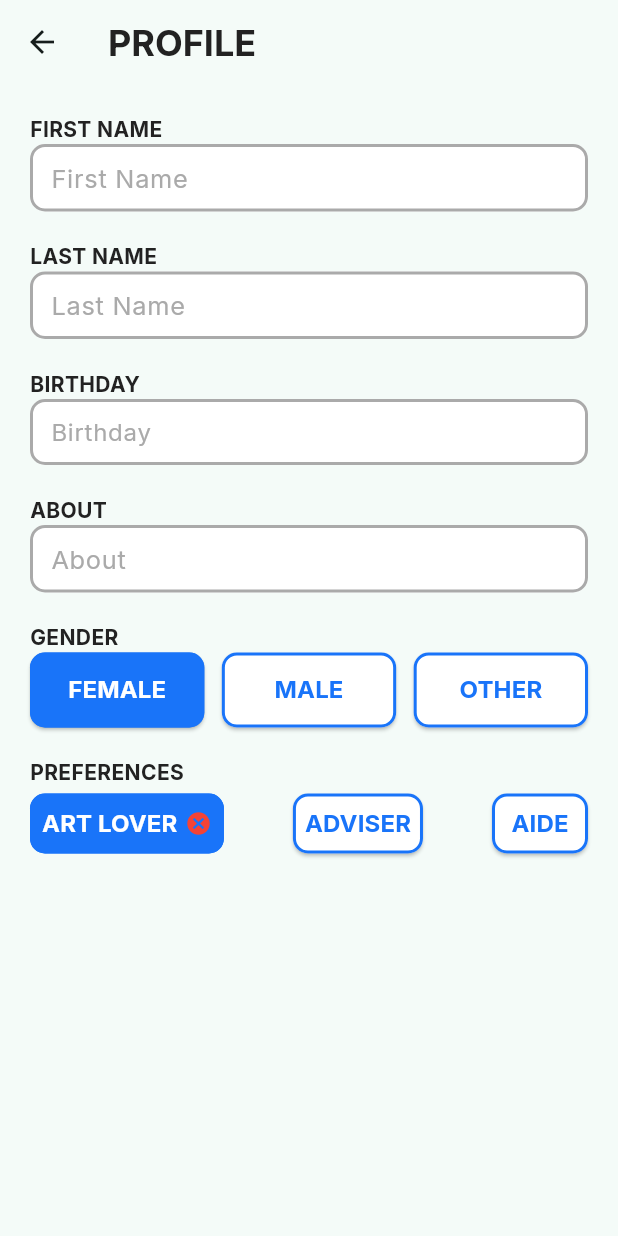
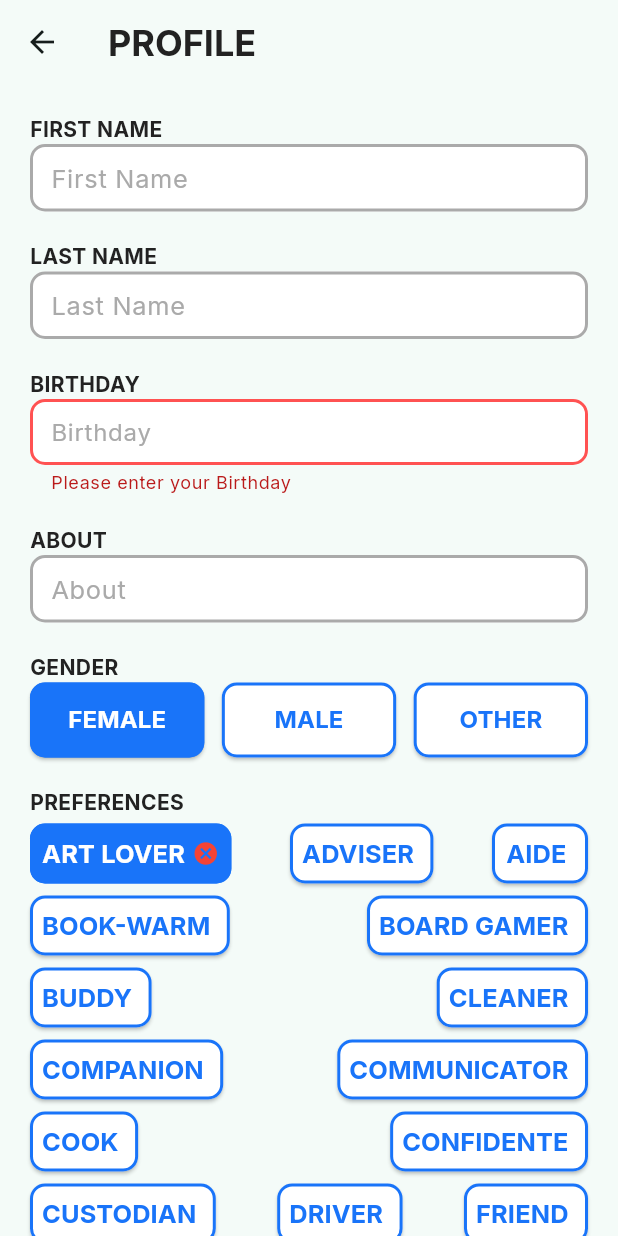
Before and after one commit to LakshithWithana/seniorcompanion, a Flutter app: the ProfileView screen opened directly, after a tap on "ART LOVER", on a phone screen of 412 x 824 dp. Run offline on Flutter 3.47's test engine with Material 2 defaults, Android fonts, the phone set to English and light mode, and no system bars; our stand-ins replace bloc, cloud_firestore, dartz, datetime_picker_formfield_new, easy_localization, email_validator and 10 more; missing offline and left inert: flow_builder; accounts and stored records are empty; statements that could not run were skipped.

Commit message:
profile completed without profile pic

```diff
--- a/assets/translations/en.json
+++ b/assets/translations/en.json
@@ -29,7 +29,7 @@
     "bookWarm": "Book-Warm",
     "boardGamer": "Board Gamer",
     "buddy": "Buddy",
-    "Cleaner": "Cleaner",
+    "cleaner": "Cleaner",
     "companion": "Companion",
     "communicator": "Communicator",
     "cook": "Cook",
--- a/lib/app/data/data_provider/auth_data_provider_impl.dart
+++ b/lib/app/data/data_provider/auth_data_provider_impl.dart
@@ -42,7 +42,7 @@ class AuthDataProviderImpl implements AuthDataProvider {
     final user = _firebaseAuth.currentUser;
 
     // If refresh is set to true, a refresh of the id token is forced.
-    final idTokenResult = await user?.getIdTokenResult();
+    final idTokenResult = await user?.getIdTokenResult(true);
 
     return idTokenResult?.claims;
   }
@@ -50,6 +50,7 @@ class AuthDataProviderImpl implements AuthDataProvider {
   @override
   Future<SCUser> getUserFromFirebaseUser(
       firebase_auth.User? firebaseUser) async {
+    await Future.delayed(const Duration(milliseconds: 4000));
     final claims = (await userClaims);
     if (claims != null) {
       if (firebaseUser != null) {
@@ -96,7 +97,7 @@ class AuthDataProviderImpl implements AuthDataProvider {
 
   @override
   Stream<SCUser> get scUser {
-    return _firebaseAuth.authStateChanges().asyncMap(getUserFromFirebaseUser);
+    return _firebaseAuth.idTokenChanges().asyncMap(getUserFromFirebaseUser);
   }
 
   @override
--- a/lib/app/data/failures/signup_with_email_and_password_failure.dart
+++ b/lib/app/data/failures/signup_with_email_and_password_failure.dart
@@ -15,7 +15,7 @@ class SignUpWithEmailAndPasswordFailure implements Exception {
         return const SignUpWithEmailAndPasswordFailure(
           'Email is not valid or badly formatted.',
         );
-      case 'credentials-already-in-use':
+      case 'email-already-in-use':
         return const SignUpWithEmailAndPasswordFailure(
           'This email already exists in the system. Please use another email to register.',
         );
--- a/lib/core/shared/widgets/custom_date_picker.dart
+++ b/lib/core/shared/widgets/custom_date_picker.dart
@@ -71,7 +71,7 @@ class _CustomDatePickerState extends State<CustomDatePicker> {
                     context: context,
                     firstDate: DateTime(1900),
                     initialDate: currentValue ?? DateTime.now(),
-                    lastDate: DateTime(2100),
+                    lastDate: DateTime.now(),
                   );
                 },
                 validator: widget.validator,
--- a/lib/features/authentication/login/presentation/pages/login_view.dart
+++ b/lib/features/authentication/login/presentation/pages/login_view.dart
@@ -28,7 +28,6 @@ class LoginView extends StatelessWidget {
               ),
             );
         }
-        // else if (state.status == FormzSubmissionStatus.success) {}
       },
       child: Scaffold(
         appBar: AppBar(
--- a/lib/features/authentication/signup/presentation/pages/signup_view.dart
+++ b/lib/features/authentication/signup/presentation/pages/signup_view.dart
@@ -24,7 +24,7 @@ class _SignupViewState extends State<SignupView> {
   @override
   Widget build(BuildContext context) {
     return BlocListener<SignupCubit, SignupState>(
-      listener: (context, state) {
+      listener: (context, state) async {
         if (state.status == FormzSubmissionStatus.failure) {
           ScaffoldMessenger.of(context)
             ..hideCurrentSnackBar()
@@ -33,8 +33,10 @@ class _SignupViewState extends State<SignupView> {
                 content: Text(state.errorMessage ?? "Signup Failed"),
               ),
             );
+        } else if (state.status == FormzSubmissionStatus.success) {
+          await Future.delayed(const Duration(milliseconds: 5000));
+          Navigator.pop(context);
         }
-        // else if (state.status == FormzSubmissionStatus.success) {}
       },
       child: Scaffold(
         appBar: AppBar(
--- a/lib/features/authentication/signup/presentation/widgets/signup_button_widget.dart
+++ b/lib/features/authentication/signup/presentation/widgets/signup_button_widget.dart
@@ -14,19 +14,21 @@ class SignupButtonWidget extends StatelessWidget {
   Widget build(BuildContext context) {
     return BlocBuilder<SignupCubit, SignupState>(
       buildWhen: (previous, current) =>
-          (previous.status != current.status) ||
-          (previous.validated != current.validated),
+          (previous.status != current.status) || (current.validated == true),
       builder: (context, state) {
-        return (state.status == FormzSubmissionStatus.inProgress)
+        return (state.status == FormzSubmissionStatus.inProgress ||
+                state.status == FormzSubmissionStatus.success)
             ? const Center(child: CircularProgressIndicator())
             : CustomElevatedButton(
                 key: const Key("signup_form_signup_button"),
                 backgroundColor: mainColor,
                 label: "signup".tr(),
                 onPressed: state.validated
-                    ? () => context
-                        .read<SignupCubit>()
-                        .registerWithEmailAndPassword()
+                    ? () {
+                        context
+                            .read<SignupCubit>()
+                            .registerWithEmailAndPassword();
+                      }
                     : null,
               );
       },
--- a/lib/features/profile/cubit/profile_cubit.dart
+++ b/lib/features/profile/cubit/profile_cubit.dart
@@ -22,7 +22,6 @@ class ProfileCubit extends Cubit<ProfileState> {
         validated: Formz.validate([
           firstName,
           state.lastName,
-          state.birthday,
           state.about,
         ]),
         status: FormzSubmissionStatus.initial,
@@ -38,7 +37,6 @@ class ProfileCubit extends Cubit<ProfileState> {
         validated: Formz.validate([
           lastName,
           state.firstName,
-          state.birthday,
           state.about,
         ]),
         status: FormzSubmissionStatus.initial,
@@ -47,11 +45,9 @@ class ProfileCubit extends Cubit<ProfileState> {
   }
 
   void birthdayChanged(String value) {
-    final birthday = GeneralField.dirty(value);
     emit(state.copyWith(
-      birthday: birthday,
-      validated: Formz.validate(
-          [birthday, state.firstName, state.lastName, state.about]),
+      birthday: value.split(" ").first,
+      validated: state.birthday == "" ? false : true,
       status: FormzSubmissionStatus.initial,
     ));
   }
@@ -60,8 +56,7 @@ class ProfileCubit extends Cubit<ProfileState> {
     final about = GeneralField.dirty(value);
     emit(state.copyWith(
       about: about,
-      validated: Formz.validate(
-          [about, state.firstName, state.lastName, state.birthday]),
+      validated: Formz.validate([about, state.firstName, state.lastName]),
       status: FormzSubmissionStatus.initial,
     ));
   }
@@ -73,11 +68,20 @@ class ProfileCubit extends Cubit<ProfileState> {
     ));
   }
 
-  final List<String> preferencesList = [];
-  void preferencesSelection(String preferences) {
+  List<String> preferencesList = [];
+  void addPreferencesSelection(String preferences) {
     preferencesList.add(preferences);
     emit(state.copyWith(
-      preferences: preferencesList,
+      preferences: List.from(preferencesList),
+      status: FormzSubmissionStatus.initial,
+    ));
+  }
+
+  void removePreferencesSelection(String preferences) {
+    // List<String> preferencesList = [];
+    preferencesList.remove(preferences);
+    emit(state.copyWith(
+      preferences: List.from(preferencesList),
       status: FormzSubmissionStatus.initial,
     ));
   }
--- a/lib/features/profile/cubit/profile_state.dart
+++ b/lib/features/profile/cubit/profile_state.dart
@@ -4,10 +4,10 @@ class ProfileState extends Equatable {
   const ProfileState({
     this.firstName = const GeneralField.pure(),
     this.lastName = const GeneralField.pure(),
-    this.birthday = const GeneralField.pure(),
+    this.birthday = " ",
     this.about = const GeneralField.pure(),
     this.gender = "female",
-    this.preferences = const [],
+    this.preferences = const <String>[],
     this.validated = false,
     this.status = FormzSubmissionStatus.initial,
     this.errorMessage,
@@ -15,7 +15,7 @@ class ProfileState extends Equatable {
 
   final GeneralField firstName;
   final GeneralField lastName;
-  final GeneralField birthday;
+  final String birthday;
   final GeneralField about;
   final String gender;
   final List<String> preferences;
@@ -38,7 +38,7 @@ class ProfileState extends Equatable {
   ProfileState copyWith({
     GeneralField? firstName,
     GeneralField? lastName,
-    GeneralField? birthday,
+    String? birthday,
     GeneralField? about,
     String? gender,
     List<String>? preferences,
--- a/lib/features/profile/data/data_provider/profile_data_provider.dart
+++ b/lib/features/profile/data/data_provider/profile_data_provider.dart
@@ -5,7 +5,7 @@ abstract class ProfileDataProvider {
   Future<Unit> updateUserProfileData({
     required GeneralField firstName,
     required GeneralField lastName,
-    required GeneralField birthday,
+    required String birthday,
     required GeneralField about,
     required String gender,
     required List<String> preferences,
--- a/lib/features/profile/data/data_provider/profile_data_provider_impl.dart
+++ b/lib/features/profile/data/data_provider/profile_data_provider_impl.dart
@@ -23,7 +23,7 @@ class ProfileDataProviderImpl implements ProfileDataProvider {
   Future<Unit> updateUserProfileData({
     required GeneralField firstName,
     required GeneralField lastName,
-    required GeneralField birthday,
+    required String birthday,
     required GeneralField about,
     required String gender,
     required List<String> preferences,
@@ -36,10 +36,10 @@ class ProfileDataProviderImpl implements ProfileDataProvider {
           .collection(FirebaseConstants.usersCollectionName)
           .doc(user.uid)
           .update({
-        "firstName": firstName,
-        "lastName": lastName,
+        "firstName": firstName.value,
+        "lastName": lastName.value,
         "birthday": birthday,
-        "about": about,
+        "about": about.value,
         "gender": gender,
         "preferences": preferences,
         "profilePicURL": "",
--- a/lib/features/profile/data/repositories/profile_repository.dart
+++ b/lib/features/profile/data/repositories/profile_repository.dart
@@ -5,7 +5,7 @@ abstract class ProfileRepository {
   Future<Either<String, Unit>> updateUserProfileData({
     required GeneralField firstName,
     required GeneralField lastName,
-    required GeneralField birthday,
+    required String birthday,
     required GeneralField about,
     required String gender,
     required List<String> preferences,
--- a/lib/features/profile/data/repositories/profile_repository_impl.dart
+++ b/lib/features/profile/data/repositories/profile_repository_impl.dart
@@ -13,7 +13,7 @@ class ProfileRepositoryImpl extends ProfileRepository {
   Future<Either<String, Unit>> updateUserProfileData({
     required GeneralField firstName,
     required GeneralField lastName,
-    required GeneralField birthday,
+    required String birthday,
     required GeneralField about,
     required String gender,
     required List<String> preferences,
--- a/lib/features/profile/presentation/pages/profile_page.dart
+++ b/lib/features/profile/presentation/pages/profile_page.dart
@@ -19,6 +19,7 @@ class ProfilePage extends StatelessWidget {
           create: (context) => ProfileCubit(
             profileRepository: locator<ProfileRepository>(),
           ),
+          lazy: false,
         ),
       ],
       child: const ProfileView(),
--- a/lib/features/profile/presentation/pages/profile_view.dart
+++ b/lib/features/profile/presentation/pages/profile_view.dart
@@ -8,6 +8,7 @@ import 'package:seniorcompanion/features/profile/presentation/widgets/first_name
 import 'package:seniorcompanion/features/profile/presentation/widgets/gender_selection_widget.dart';
 import 'package:seniorcompanion/features/profile/presentation/widgets/last_name_input_widget.dart';
 import 'package:seniorcompanion/features/profile/presentation/widgets/preferences_selecter_widget.dart';
+import 'package:seniorcompanion/features/profile/presentation/widgets/save_button_widget.dart';
 
 import '../../../../core/shared/widgets/custom_text.dart';
 import '../../cubit/profile_cubit.dart';
@@ -39,9 +40,9 @@ class ProfileView extends StatelessWidget {
             fontWeight: FontWeight.bold,
           ),
         ),
-        body: const Padding(
-          padding: EdgeInsets.all(20.0),
-          child: SingleChildScrollView(
+        body: const SingleChildScrollView(
+          child: Padding(
+            padding: EdgeInsets.all(20.0),
             child: Column(
               crossAxisAlignment: CrossAxisAlignment.start,
               children: [
@@ -55,6 +56,8 @@ class ProfileView extends StatelessWidget {
                     GenderSelecterWidget(),
                     SizedBox(height: 20.0),
                     PreferencesSelecterWidget(),
+                    SizedBox(height: 40.0),
+                    SaveButtonWidget(),
                   ],
                 ),
               ],
--- a/lib/features/profile/presentation/widgets/birthday_input_widget.dart
+++ b/lib/features/profile/presentation/widgets/birthday_input_widget.dart
@@ -21,9 +21,7 @@ class BirthdayInputWidget extends StatelessWidget {
           onChanged: (birthday) =>
               context.read<ProfileCubit>().birthdayChanged(birthday.toString()),
           keyboardType: TextInputType.none,
-          errorText: state.birthday.isNotValid && state.birthday.value != ""
-              ? "Please enter your Birthday"
-              : null,
+          errorText: !state.validated ? "Please enter your Birthday" : null,
         );
       },
     );
--- a/lib/features/profile/presentation/widgets/preferences_selecter_widget.dart
+++ b/lib/features/profile/presentation/widgets/preferences_selecter_widget.dart
@@ -1,6 +1,7 @@
 import 'package:easy_localization/easy_localization.dart';
 import 'package:flutter/material.dart';
 import 'package:flutter_bloc/flutter_bloc.dart';
+import 'package:flutter_screenutil/flutter_screenutil.dart';
 import 'package:seniorcompanion/features/profile/cubit/profile_cubit.dart';
 
 import '../../../../../core/constants/colors.dart';
@@ -11,10 +12,6 @@ class PreferencesSelecterWidget extends StatelessWidget {
 
   @override
   Widget build(BuildContext context) {
-    return BlocBuilder<ProfileCubit, ProfileState>(
-      buildWhen: (previous, current) =>
-          previous.preferences != current.preferences,
-      builder: (context, state) {
     return Column(
       key: const Key("profile_form_preferences_selecter"),
       crossAxisAlignment: CrossAxisAlignment.start,
@@ -24,23 +21,130 @@ class PreferencesSelecterWidget extends StatelessWidget {
           fontSize: 14.0,
           fontWeight: FontWeight.bold,
         ),
-            Row(
+        const Row(
           mainAxisAlignment: MainAxisAlignment.spaceBetween,
           children: [
-                ElevatedButton(
-                  onPressed: state.preferences.contains("artLover".tr())
+            SingleItem(name: "artLover"),
+            SingleItem(name: "adviser"),
+            SingleItem(name: "aide"),
+          ],
+        ),
+        const Row(
+          mainAxisAlignment: MainAxisAlignment.spaceBetween,
+          children: [
+            SingleItem(name: "bookWarm"),
+            SingleItem(name: "boardGamer"),
+          ],
+        ),
+        const Row(
+          mainAxisAlignment: MainAxisAlignment.spaceBetween,
+          children: [
+            SingleItem(name: "buddy"),
+            SingleItem(name: "cleaner"),
+          ],
+        ),
+        const Row(
+          mainAxisAlignment: MainAxisAlignment.spaceBetween,
+          children: [
+            SingleItem(name: "companion"),
+            SingleItem(name: "communicator"),
+          ],
+        ),
+        const Row(
+          mainAxisAlignment: MainAxisAlignment.spaceBetween,
+          children: [
+            SingleItem(name: "cook"),
+            SingleItem(name: "confidente"),
+          ],
+        ),
+        const Row(
+          mainAxisAlignment: MainAxisAlignment.spaceBetween,
+          children: [
+            SingleItem(name: "custodian"),
+            SingleItem(name: "driver"),
+            SingleItem(name: "friend"),
+            // SingleItem(name: "filmFanatic")
+          ],
+        ),
+        const Row(
+          mainAxisAlignment: MainAxisAlignment.spaceBetween,
+          children: [
+            SingleItem(name: "filmFanatic"),
+            SingleItem(name: "guide"),
+          ],
+        ),
+        const Row(
+          mainAxisAlignment: MainAxisAlignment.spaceBetween,
+          children: [
+            SingleItem(name: "hangout"),
+            SingleItem(name: "healer"),
+            SingleItem(name: "helper"),
+          ],
+        ),
+        const Row(
+          mainAxisAlignment: MainAxisAlignment.spaceBetween,
+          children: [
+            SingleItem(name: "houseSitter"),
+            SingleItem(name: "instructor"),
+          ],
+        ),
+        const Row(
+          mainAxisAlignment: MainAxisAlignment.spaceBetween,
+          children: [
+            SingleItem(name: "nurse"),
+            SingleItem(name: "psychoTherapist"),
+          ],
+        ),
+        const Row(
+          mainAxisAlignment: MainAxisAlignment.spaceBetween,
+          children: [
+            SingleItem(name: "sidekick"),
+            SingleItem(name: "sportsLover"),
+          ],
+        ),
+        const Row(
+          mainAxisAlignment: MainAxisAlignment.spaceBetween,
+          children: [
+            SingleItem(name: "therapist"),
+            SingleItem(name: "trainer"),
+          ],
+        ),
+        const Row(
+          mainAxisAlignment: MainAxisAlignment.spaceBetween,
+          children: [
+            SingleItem(name: "traveller"),
+          ],
+        ),
+      ],
+    );
+  }
+}
+
+class SingleItem extends StatelessWidget {
+  const SingleItem({
+    super.key,
+    required this.name,
+  });
+
+  final String name;
+
+  @override
+  Widget build(BuildContext context) {
+    return BlocBuilder<ProfileCubit, ProfileState>(
+      // buildWhen: (previous, current) =>
+      //     previous.preferences.length != current.preferences.length,
+      builder: (context, state) {
+        return ElevatedButton(
+          onPressed: state.preferences.contains(name.tr())
               ? null
               : () => context
                   .read<ProfileCubit>()
-                          .preferencesSelection("artLover".tr()),
+                  .addPreferencesSelection(name.tr()),
           style: ElevatedButton.styleFrom(
             disabledBackgroundColor:
-                        state.preferences.contains("artLover".tr())
-                            ? mainBlue
-                            : white,
-                    backgroundColor: state.preferences.contains("artLover".tr())
-                        ? mainBlue
-                        : white,
+                state.preferences.contains(name.tr()) ? mainBlue : white,
+            backgroundColor:
+                state.preferences.contains(name.tr()) ? mainBlue : white,
             padding: const EdgeInsets.all(0),
             shape: const RoundedRectangleBorder(
               side: BorderSide(color: mainBlue, width: 2.0),
@@ -56,17 +160,21 @@ class PreferencesSelecterWidget extends StatelessWidget {
                 child: Row(
                   children: [
                     CustomText(
-                              text: "artLover".tr().toUpperCase(),
-                              fontSize: 16.0,
-                              color: state.preferences.contains("artLover".tr())
+                      text: name.tr().toUpperCase(),
+                      fontSize: 16.0.sp,
+                      color: state.preferences.contains(name.tr())
                           ? white
                           : mainBlue,
                       fontWeight: FontWeight.bold,
                     ),
                     const SizedBox(width: 5.0),
-                            state.preferences.contains("artLover".tr())
+                    state.preferences.contains(name.tr())
                         ? InkWell(
-                                    onTap: () {},
+                            onTap: () {
+                              context
+                                  .read<ProfileCubit>()
+                                  .removePreferencesSelection(name.tr());
+                            },
                             child: const Icon(
                               Icons.cancel,
                               color: Colors.red,
@@ -78,74 +186,6 @@ class PreferencesSelecterWidget extends StatelessWidget {
               ),
             ),
           ),
-                ),
-                ElevatedButton(
-                  onPressed: () => context
-                      .read<ProfileCubit>()
-                      .preferencesSelection("adviser".tr()),
-                  style: ElevatedButton.styleFrom(
-                    backgroundColor: state.preferences.contains("adviser".tr())
-                        ? mainBlue
-                        : white,
-                    padding: const EdgeInsets.all(0),
-                    shape: const RoundedRectangleBorder(
-                      side: BorderSide(color: mainBlue, width: 2.0),
-                      borderRadius: BorderRadius.all(Radius.circular(10.0)),
-                    ),
-                  ),
-                  child: SizedBox(
-                    height: 40.0,
-                    // width: 110.0.w,
-                    child: Padding(
-                      padding: const EdgeInsets.all(8.0),
-                      child: Center(
-                        child: CustomText(
-                          text: "adviser".tr().toUpperCase(),
-                          fontSize: 16.0,
-                          color: state.preferences.contains("adviser".tr())
-                              ? white
-                              : mainBlue,
-                          fontWeight: FontWeight.bold,
-                        ),
-                      ),
-                    ),
-                  ),
-                ),
-                ElevatedButton(
-                  onPressed: () => context
-                      .read<ProfileCubit>()
-                      .preferencesSelection("aide".tr()),
-                  style: ElevatedButton.styleFrom(
-                    backgroundColor: state.preferences.contains("aide".tr())
-                        ? mainBlue
-                        : white,
-                    padding: const EdgeInsets.all(0),
-                    shape: const RoundedRectangleBorder(
-                      side: BorderSide(color: mainBlue, width: 2.0),
-                      borderRadius: BorderRadius.all(Radius.circular(10.0)),
-                    ),
-                  ),
-                  child: SizedBox(
-                    height: 40.0,
-                    // width: 110.0.w,
-                    child: Padding(
-                      padding: const EdgeInsets.all(8.0),
-                      child: Center(
-                        child: CustomText(
-                          text: "aide".tr().toUpperCase(),
-                          fontSize: 16.0,
-                          color: state.preferences.contains("aide".tr())
-                              ? white
-                              : mainBlue,
-                          fontWeight: FontWeight.bold,
-                        ),
-                      ),
-                    ),
-                  ),
-                ),
-              ],
-            ),
-          ],
         );
       },
     );
--- /dev/null
+++ b/lib/features/profile/presentation/widgets/save_button_widget.dart
@@ -0,0 +1,34 @@
+import 'package:easy_localization/easy_localization.dart';
+import 'package:flutter/material.dart';
+import 'package:flutter_bloc/flutter_bloc.dart';
+import 'package:formz/formz.dart';
+import 'package:seniorcompanion/core/constants/colors.dart';
+import 'package:seniorcompanion/features/profile/cubit/profile_cubit.dart';
+
+import '../../../../core/shared/widgets/custom_elevated_buttons.dart';
+
+class SaveButtonWidget extends StatelessWidget {
+  const SaveButtonWidget({super.key});
+
+  @override
+  Widget build(BuildContext context) {
+    return BlocBuilder<ProfileCubit, ProfileState>(
+      buildWhen: (previous, current) =>
+          (previous.status != current.status) ||
+          (previous.validated != current.validated),
+      builder: (context, state) {
+        return (state.status == FormzSubmissionStatus.inProgress ||
+                state.status == FormzSubmissionStatus.success)
+            ? const Center(child: CircularProgressIndicator())
+            : CustomElevatedButton(
+                key: const Key("profile_page_save_button"),
+                backgroundColor: mainBlue,
+                label: "save".tr(),
+                onPressed: state.validated
+                    ? () => context.read<ProfileCubit>().updateUserProfileData()
+                    : null,
+              );
+      },
+    );
+  }
+}
```
Lines whose indentation alone changed are shown as unchanged.
